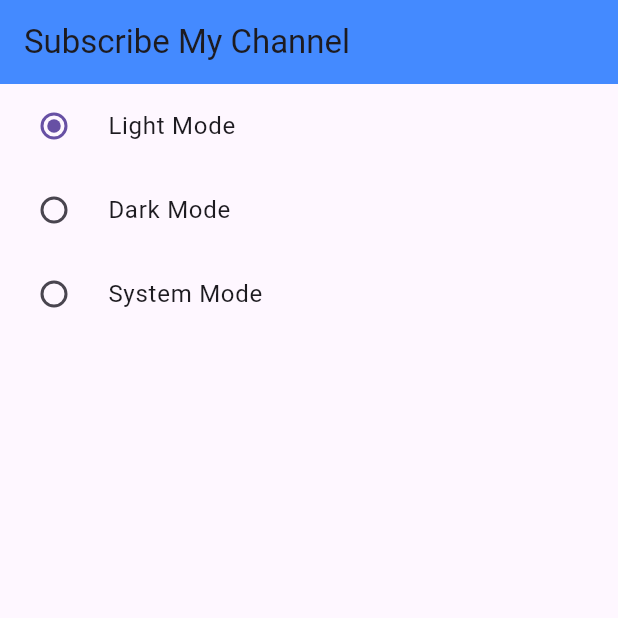
After one commit to shiran02/-Provider-State-Management-course, a Flutter app: the screen it shows after launch, after a tap on "Light Mode", on a phone screen of 412 x 824 dp, the top half of it. The commit adds this screen. Run offline on Flutter 3.47's test engine with Material 3 defaults, Android fonts, the phone set to English and light mode, and no system bars.

Commit message:
light dark mood

```diff
--- a/provider_course/lib/main.dart
+++ b/provider_course/lib/main.dart
@@ -4,7 +4,9 @@ import 'package:provider_course/home_screen.dart';
 import 'package:provider_course/provider/count_provider.dart';
 import 'package:provider_course/provider/example_one_provider.dart';
 import 'package:provider_course/provider/faviurite+provider.dart';
+import 'package:provider_course/provider/theme_change_provider.dart';
 import 'package:provider_course/screens/count_example.dart';
+import 'package:provider_course/screens/dark_screen.dart';
 import 'package:provider_course/screens/example_one.dart';
 import 'package:provider_course/screens/favourite/favourite_screen.dart';
 import 'package:provider_course/stateful_widget_screen.dart';
@@ -20,6 +22,8 @@ class MyApp extends StatelessWidget {
   // This widget is the root of your application.
   @override
   Widget build(BuildContext context) {
+
+
     print('build');
 
     return MultiProvider(
@@ -27,15 +31,34 @@ class MyApp extends StatelessWidget {
         ChangeNotifierProvider(create: (_)=>CountPRovider()),
         ChangeNotifierProvider(create: (_)=>ExampleOneProvider()),
         ChangeNotifierProvider(create: (_)=>FavouriteItemProvider()),
+        ChangeNotifierProvider(create: (_)=>ThemeChanger()),
 
       ],
-      child: MaterialApp(
-        title: 'Flutter Demo',
-        theme: ThemeData(
-          colorScheme: ColorScheme.fromSeed(seedColor: Colors.deepPurple),
-          useMaterial3: true,
-        ),
-        home: FavouriteScreen(),
+      child: Builder(
+        builder: (context) {
+          final themeChanger = Provider.of<ThemeChanger>(context);
+          return MaterialApp(
+            title: 'Flutter Demo',
+            themeMode: themeChanger.themeMode,
+            theme: ThemeData(
+              brightness: Brightness.light,
+              primarySwatch: Colors.blue,
+              appBarTheme: AppBarTheme(
+                backgroundColor: Colors.blueAccent
+              )
+            ),
+
+            darkTheme: ThemeData(
+              brightness: Brightness.dark,
+              primarySwatch: Colors.blueGrey,
+              primaryColor: Colors.amber,
+              appBarTheme: AppBarTheme(
+                backgroundColor: Colors.teal
+              )
+            ),
+            home: DarkScreen(),
+          );
+        },
       ),
     );
   }
--- /dev/null
+++ b/provider_course/lib/provider/theme_change_provider.dart
@@ -0,0 +1,18 @@
+
+
+import 'package:flutter/material.dart';
+import 'package:provider/provider.dart';
+
+class ThemeChanger with ChangeNotifier{
+
+  var _themeMode = ThemeMode.dark;
+
+  ThemeMode get themeMode => _themeMode;
+
+  void setTheme(themeMode){
+    _themeMode = themeMode;
+    notifyListeners();
+  }
+
+
+}
--- /dev/null
+++ b/provider_course/lib/screens/dark_screen.dart
@@ -0,0 +1,50 @@
+import 'package:flutter/material.dart';
+import 'package:provider/provider.dart';
+import 'package:provider_course/provider/theme_change_provider.dart';
+
+class DarkScreen extends StatefulWidget {
+  const DarkScreen({super.key});
+
+  @override
+  State<DarkScreen> createState() => _DarkScreenState();
+}
+
+class _DarkScreenState extends State<DarkScreen> {
+  @override
+  Widget build(BuildContext context) {
+
+    final themeChanger = Provider.of<ThemeChanger>(context);
+
+    return Scaffold(
+      appBar: AppBar(
+        title: Text('Subscribe My Channel'),
+      ),
+      body: Column(
+        children:[
+
+          RadioListTile<ThemeMode>(
+            title: Text('Light Mode'),
+            value: ThemeMode.light,
+            groupValue: themeChanger.themeMode,
+            onChanged: themeChanger.setTheme ,
+
+          ),
+
+          RadioListTile(
+            title: Text('Dark Mode'),
+            value: ThemeMode.dark,
+            groupValue: themeChanger.themeMode,
+            onChanged: themeChanger.setTheme
+          ),
+
+          RadioListTile(
+            title: Text('System Mode'),
+            value: ThemeMode.system,
+            groupValue: themeChanger.themeMode,
+            onChanged: themeChanger.setTheme
+          ),
+
+        ] ),
+    );
+  }
+}
```
